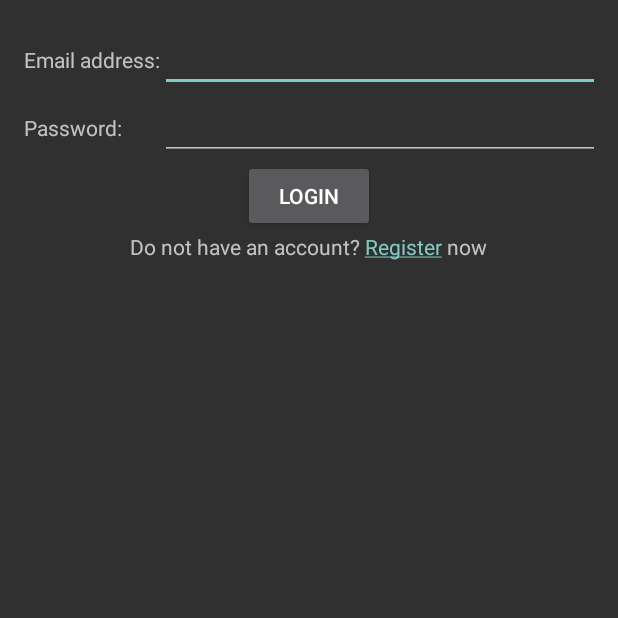
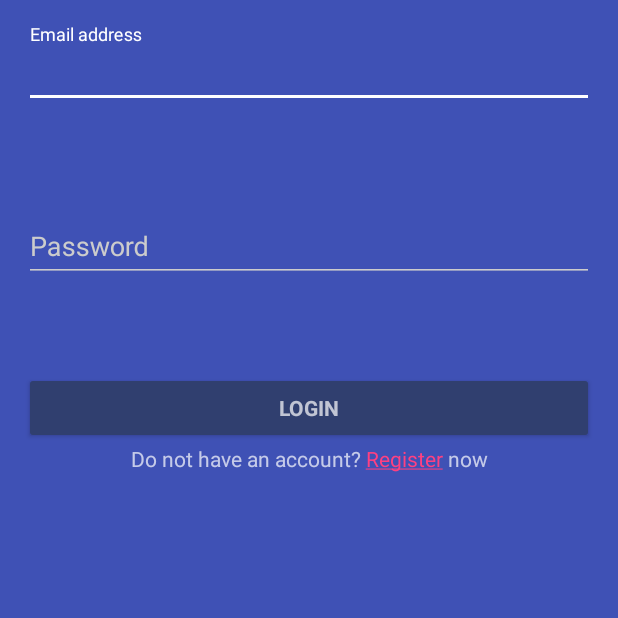
Before and after one commit to LavrynenkoJr/EnglishHelper, an Android app: the screen it shows after launch (LoginActivity), on a phone screen of 412 x 824 dp, the top half of it. Run offline under Robolectric (Android 15) with nearby library versions, the phone set to English and light mode, and no system bars; libraries missing offline, so code that uses them is left out: com.backendless, com.backendless.async, com.backendless.persistence; 2 statements that could not run were skipped.

Commit message:
changed login and register screen

```diff
--- a/app/src/main/AndroidManifest.xml
+++ b/app/src/main/AndroidManifest.xml
@@ -21,7 +21,7 @@
 
         </activity>
         <activity android:name="com.cyborg.englishhelperr.LoginActivity"
-            android:theme="@style/Theme.AppCompat.NoActionBar">
+            android:theme="@style/AppTheme.Dark">
 
             <intent-filter>
                 <action android:name="android.intent.action.MAIN" />
@@ -30,7 +30,7 @@
             </intent-filter>
         </activity>
         <activity android:name="com.cyborg.englishhelperr.RegistrationActivity"
-            android:theme="@style/Theme.AppCompat.NoActionBar">
+            android:theme="@style/AppTheme.Dark">
 
         </activity>
     </application>
--- a/app/src/main/java/com/cyborg/englishhelperr/MainActivity.java
+++ b/app/src/main/java/com/cyborg/englishhelperr/MainActivity.java
@@ -13,6 +13,7 @@ import android.support.v7.app.AppCompatActivity;
 import android.support.v7.widget.Toolbar;
 import android.view.Menu;
 import android.view.MenuItem;
+import android.widget.Toast;
 
 import com.backendless.Backendless;
 import com.backendless.async.callback.AsyncCallback;
@@ -108,6 +109,10 @@ public class MainActivity extends AppCompatActivity
 
                 public void handleFault( BackendlessFault fault )
                 {
+                    System.out.println("FAULT LOGOUT!");
+                    Toast toast = Toast.makeText(MainActivity.this,
+                            "Для смены пользователя необходимо подключение к интеренету ", Toast.LENGTH_SHORT);
+                    toast.show();
                     // something went wrong and logout failed, to get the error code call fault.getCode()
                 }
             });
--- a/app/src/main/res/layout/activity_login.xml
+++ b/app/src/main/res/layout/activity_login.xml
@@ -3,58 +3,92 @@
     xmlns:tools="http://schemas.android.com/tools"
     android:layout_width="match_parent"
     android:layout_height="match_parent"
+    android:gravity="center_horizontal"
+    android:orientation="vertical"
     android:paddingBottom="@dimen/activity_vertical_margin"
     android:paddingLeft="@dimen/activity_horizontal_margin"
     android:paddingRight="@dimen/activity_horizontal_margin"
     android:paddingTop="@dimen/activity_vertical_margin"
     tools:context="com.cyborg.englishhelperr.LoginActivity">
 
-    <GridLayout
+
+    <!-- Login progress -->
+    <ProgressBar
+        android:id="@+id/login_progress"
+        style="?android:attr/progressBarStyleLarge"
+        android:layout_width="wrap_content"
+        android:layout_height="wrap_content"
+        android:layout_marginBottom="8dp"
+        android:visibility="gone" />
+
+    <ScrollView
+        android:id="@+id/login_form"
         android:layout_width="match_parent"
-        android:layout_height="wrap_content"
-        android:rowCount="2"
-        android:columnCount="2"
-        android:id="@+id/gridLayout">
+        android:layout_height="match_parent">
 
-        <TextView
-            android:layout_width="wrap_content"
-            android:layout_height="wrap_content"
-            android:text="@string/label_email" />
-
-        <EditText
+        <LinearLayout
+            android:id="@+id/email_login_form"
             android:layout_width="match_parent"
             android:layout_height="wrap_content"
-            android:inputType="textEmailAddress"
-            android:ems="10"
-            android:id="@+id/editEmail" />
+            android:orientation="vertical">
 
-        <TextView
-            android:layout_width="wrap_content"
-            android:layout_height="wrap_content"
-            android:text="@string/label_password" />
+            <android.support.design.widget.TextInputLayout
+                android:layout_width="match_parent"
+                android:layout_height="wrap_content">
 
-        <EditText
-            android:layout_width="match_parent"
-            android:layout_height="wrap_content"
-            android:inputType="textPassword"
-            android:ems="10"
-            android:id="@+id/editPassword" />
-    </GridLayout>
+                <EditText
+                    android:id="@+id/editEmail"
+                    android:layout_width="match_parent"
+                    android:layout_height="wrap_content"
+                    android:hint="@string/label_email"
+                    android:inputType="textEmailAddress"
+                    android:maxLines="1"
+                    android:singleLine="true"
+                    android:layout_marginBottom="60dp"
+                    android:layout_above="@+id/editPassword"
+                    android:layout_centerHorizontal="true"
+                    android:focusableInTouchMode="true"/>
 
-    <Button
-        android:layout_width="wrap_content"
-        android:layout_height="wrap_content"
-        android:text="@string/login"
-        android:id="@+id/loginButton"
-        android:layout_below="@+id/gridLayout"
-        android:layout_centerHorizontal="true" />
+            </android.support.design.widget.TextInputLayout>
 
-    <TextView
-        android:layout_width="wrap_content"
-        android:layout_height="wrap_content"
-        android:text="@string/register_prompt"
-        android:id="@+id/registerPromptText"
-        android:layout_below="@id/loginButton"
-        android:layout_centerHorizontal="true" />
+            <android.support.design.widget.TextInputLayout
+                android:id="@+id/editPasswordWidget"
+                android:layout_width="match_parent"
+                android:layout_height="wrap_content">
+
+                <EditText
+                    android:id="@+id/editPassword"
+                    android:layout_width="match_parent"
+                    android:layout_height="wrap_content"
+                    android:hint="@string/label_password"
+                    android:imeActionId="@+id/login"
+                    android:imeOptions="actionUnspecified"
+                    android:inputType="textPassword"
+                    android:maxLines="1"
+                    android:singleLine="true"
+                    android:layout_centerVertical="true"
+                    android:layout_centerHorizontal="true"
+                    android:focusableInTouchMode="true"/>
+
+            </android.support.design.widget.TextInputLayout>
+
+            <Button
+                android:id="@+id/loginButton"
+                style="?android:textAppearanceSmall"
+                android:layout_width="match_parent"
+                android:layout_height="wrap_content"
+                android:text="@string/login"
+                android:textStyle="bold"
+                android:layout_marginTop="60dp" />
+
+            <TextView
+                android:layout_width="match_parent"
+                android:layout_height="wrap_content"
+                android:text="@string/register_prompt"
+                android:id="@+id/registerPromptText"
+                android:gravity="center_horizontal"/>
+
+        </LinearLayout>
+    </ScrollView>
 
 </RelativeLayout>
--- a/app/src/main/res/values/colors.xml
+++ b/app/src/main/res/values/colors.xml
@@ -2,5 +2,16 @@
 <resources>
     <color name="colorPrimary">#3F51B5</color>
     <color name="colorPrimaryDark">#303F9F</color>
+    <color name="primary_darker">#303F6F</color>
     <color name="colorAccent">#FF4081</color>
+
+    <color name="black">#000000</color>
+    <color name="jet">#222222</color>
+    <color name="oil">#333333</color>
+    <color name="monsoon">#777777</color>
+    <color name="jumbo">#888888</color>
+    <color name="aluminum">#999999</color>
+    <color name="base">#AAAAAA</color>
+    <color name="iron">#CCCCCC</color>
+    <color name="white">#FFFFFF</color>
 </resources>
--- a/app/src/main/res/values/strings.xml
+++ b/app/src/main/res/values/strings.xml
@@ -16,6 +16,7 @@
     <string name="find_translate">Find translate</string>
     <string name="random">Random</string>
 
+
     <string name="select_correct">Select the correct translation of the word</string>
 
     <string name="warning_name_empty">Name cannot be empty</string>
@@ -26,9 +27,9 @@
     <string name="warning_passwords_do_not_match">Passwords do not match</string>
 
     <!-- text labels -->
-    <string name="label_name">Name:</string>
-    <string name="label_email">Email address:</string>
-    <string name="label_password">Password:</string>
+    <string name="label_name">Name</string>
+    <string name="label_email">Email address</string>
+    <string name="label_password">Password</string>
 
     <string name="register">Register</string>
     <string name="login">Login</string>
--- a/app/src/main/res/values/styles.xml
+++ b/app/src/main/res/values/styles.xml
@@ -17,4 +17,19 @@
 
     <style name="AppTheme.PopupOverlay" parent="ThemeOverlay.AppCompat.Light" />
 
+    <style name="AppTheme.Dark" parent="Theme.AppCompat.NoActionBar">
+        <item name="colorPrimary">@color/colorPrimary</item>
+        <item name="colorPrimaryDark">@color/colorPrimaryDark</item>
+        <item name="colorAccent">@color/colorAccent</item>
+
+        <item name="android:windowBackground">@color/colorPrimary</item>
+
+        <item name="colorControlNormal">@color/iron</item>
+        <item name="colorControlActivated">@color/white</item>
+        <item name="colorControlHighlight">@color/white</item>
+        <item name="android:textColorHint">@color/iron</item>
+
+        <item name="colorButtonNormal">@color/primary_darker</item>
+    </style>
+
 </resources>
```
Also changed, not shown: app/src/main/java/com/cyborg/englishhelperr/Synchoniz.java (+1 -9 lines), app/src/main/res/layout/activity_registration.xml (+63 -27 lines).
